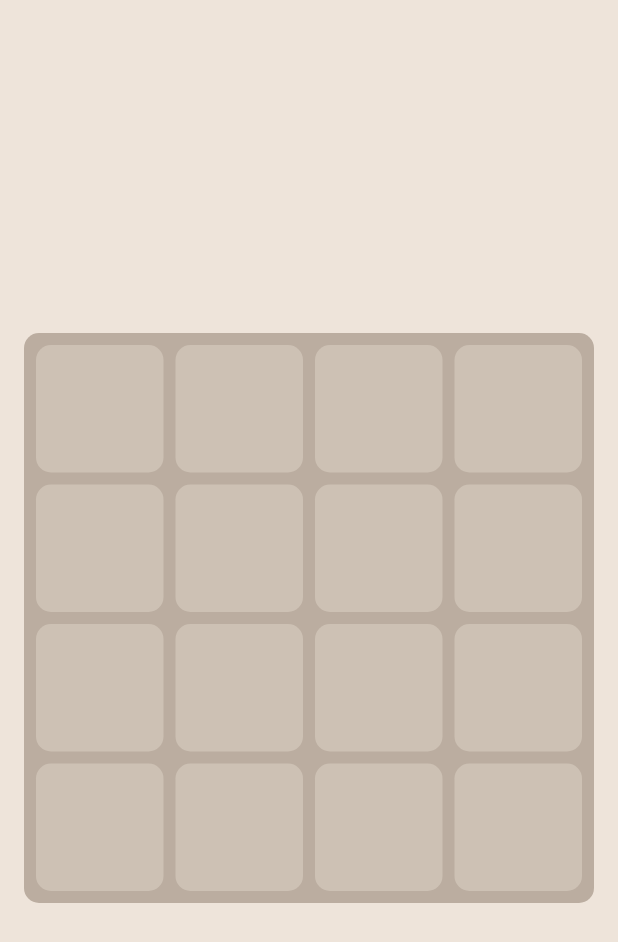
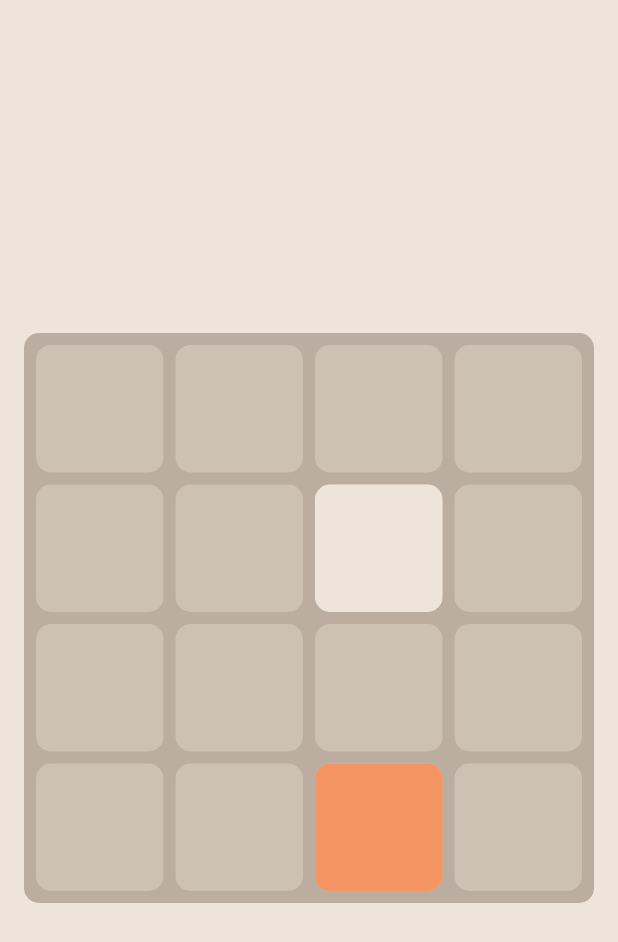
Before and after one commit to louisoliv/twenty-forty-eight, a Flutter app: the screen it shows after launch, on a phone screen of 412 x 824 dp. Shown: the top 942 px of the screen. Run offline on Flutter 3.47's test engine with Material 3 defaults, Android fonts, the phone set to English and light mode, and no system bars.

Commit message:
Add first colored tiles with animation controller

```diff
--- a/lib/main.dart
+++ b/lib/main.dart
@@ -65,13 +65,29 @@ class TwentyFortyEight extends StatefulWidget {
   State<TwentyFortyEight> createState() => TwentyFortyEightState();
 }
 
-class TwentyFortyEightState extends State<TwentyFortyEight> {
+class TwentyFortyEightState extends State<TwentyFortyEight>
+    with SingleTickerProviderStateMixin {
+  // Need to add "with TickerProviderStateMixin" to use "this" as a vsync correct field value
+  late AnimationController controller;
   List<List<Tile>> grid = List.generate(
     4,
     (y) => List.generate(4, (x) => Tile(x, y, 0)),
   );
+  Iterable<Tile> get flattenedGrid => grid.expand((e) => e);
 
-  Iterable<Tile> get flattenedGrid => grid.expand((e) => e);
+  @override
+  void initState() {
+    super.initState();
+    controller = AnimationController(
+      vsync: this,
+      duration: Duration(milliseconds: 500),
+    );
+
+    grid[1][2].val = 4;
+    grid[3][2].val = 16;
+
+    flattenedGrid.forEach((element) => element.resetAnimation());
+  }
 
   @override
   Widget build(BuildContext context) {
@@ -100,6 +116,32 @@ class TwentyFortyEightState extends State<TwentyFortyEight> {
       ),
     );
 
+    stackItems.addAll(
+      flattenedGrid.map(
+        (e) => AnimatedBuilder(
+          animation: controller,
+          builder: (context, child) => e.animatedValue.value == 0
+              ? SizedBox()
+              : Positioned(
+                  left: e.x * tileSize,
+                  top: e.y * tileSize,
+                  width: tileSize,
+                  height: tileSize,
+                  child: Center(
+                    child: Container(
+                      width: tileSize - 4.0 * 2,
+                      height: tileSize - 4.0 * 2,
+                      decoration: BoxDecoration(
+                        borderRadius: BorderRadius.circular(10.0),
+                        color: numTileColor[e.animatedValue.value],
+                      ),
+                    ),
+                  ),
+                ),
+        ),
+      ),
+    );
+
     return Scaffold(
       backgroundColor: tan,
       body: Center(
```
